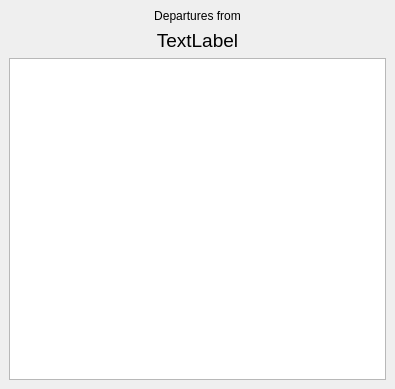
The window that departureswindow.ui (dragly/trafikanten-maemo) describes before a commit, drawn with Qt 5.
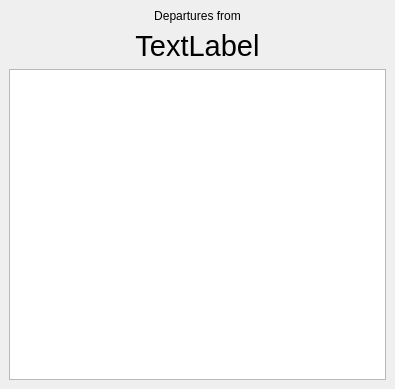
The same window after the commit.

```diff
--- a/departureswindow.ui
+++ b/departureswindow.ui
@@ -29,9 +29,7 @@
      <widget class="QLabel" name="lblName">
       <property name="font">
        <font>
-        <pointsize>14</pointsize>
-        <weight>50</weight>
-        <bold>false</bold>
+        <pointsize>22</pointsize>
        </font>
       </property>
       <property name="text">
```
Left out of the diff: 6 changed lines with no effect on the pictures.
